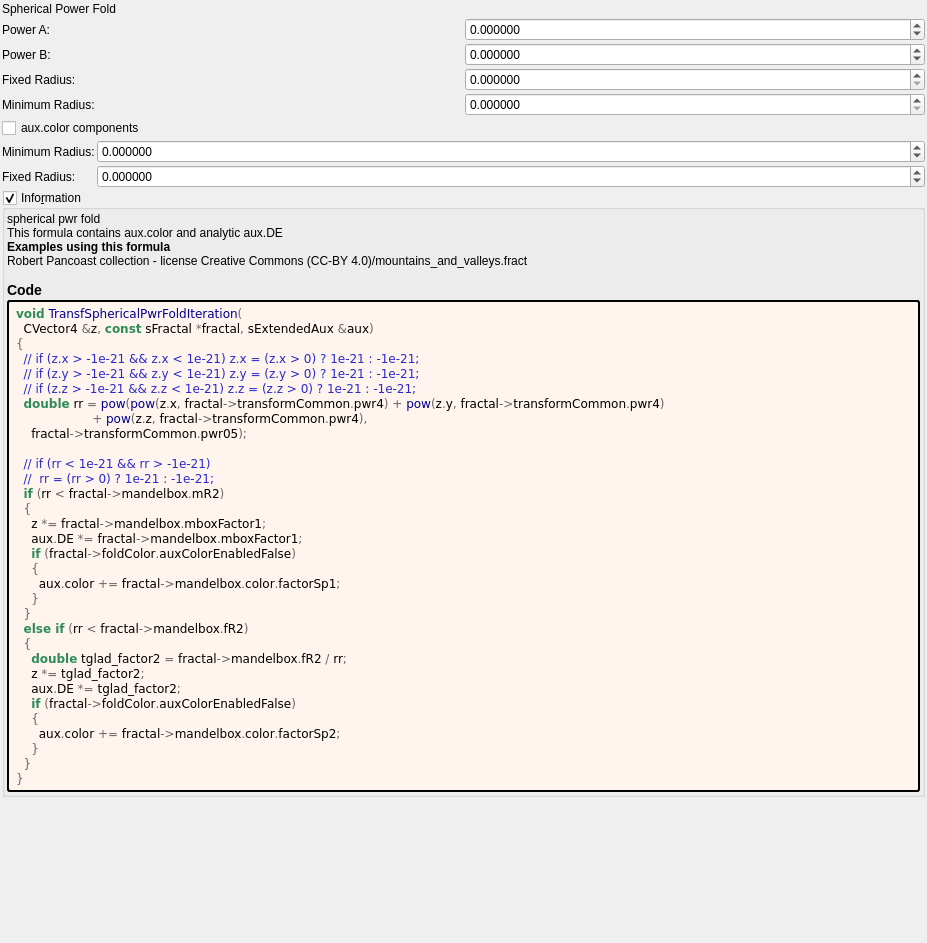
The window that mandelbulber2/formula/ui/transf_spherical_pwr_fold.ui (irinox-ctrl/mandelbulber2) describes before a commit, drawn with Qt 5.
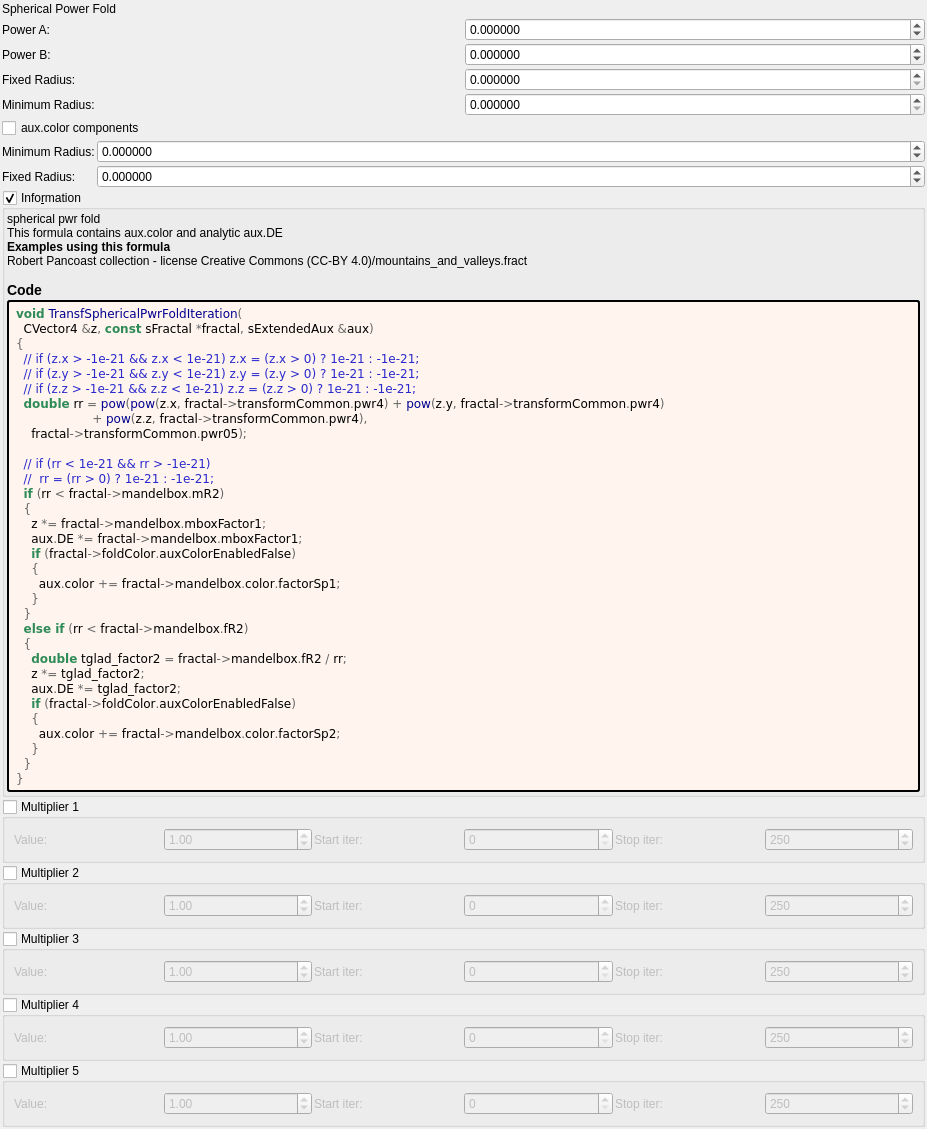
The same window after the commit. Custom widgets are drawn as their Qt base class.

Commit message:
feat: add 5 general-purpose multipliers to all 1007 fractal formulas
Each multiplier has:
- Checkbox (OFF by default)
- Value spinbox (default 1.0, range -100 to 100)
- Iteration start/stop range

Logic: z *= value; DE *= |value|;

Uses existing transformCommon parameters:
- Checkboxes: functionEnabledBx/By/Bz/Bw/CzFalse
- Values: scale4/5/6/8/16
- Ranges: startIterationsB-F/stopIterationsB-F

Modified 1007 .cpp (CPU), 1006 .cl (GPU), 1023 .ui files.
Both source (formula/) and deploy (deploy/share/) copies updated.

```diff
--- a/mandelbulber2/formula/ui/transf_spherical_pwr_fold.ui
+++ b/mandelbulber2/formula/ui/transf_spherical_pwr_fold.ui
@@ -368,6 +368,192 @@
      </layout>
     </widget>
    </item>
+   <item>
+    <widget class="MyGroupBox" name="groupCheck_transf_function_enabledBx_false">
+     <property name="title"><string>Multiplier 1</string></property>
+     <property name="checkable"><bool>true</bool></property>
+     <property name="checked"><bool>false</bool></property>
+     <layout class="QGridLayout" name="gridLayout_mult1">
+      <property name="spacing"><number>2</number></property>
+      <item row="0" column="0">
+       <widget class="QLabel"><property name="text"><string>Value:</string></property></widget>
+      </item>
+      <item row="0" column="1">
+       <widget class="MyDoubleSpinBox" name="spinbox_transf_scale_4">
+        <property name="minimum"><double>-100.0</double></property><property name="maximum"><double>100.0</double></property>
+        <property name="singleStep"><double>0.01</double></property><property name="value"><double>1.0</double></property>
+       </widget>
+      </item>
+      <item row="0" column="2">
+       <widget class="QLabel"><property name="text"><string>Start iter:</string></property></widget>
+      </item>
+      <item row="0" column="3">
+       <widget class="MySpinBox" name="spinboxInt_transf_start_iterations_B">
+        <property name="minimum"><number>0</number></property><property name="maximum"><number>10000</number></property>
+        <property name="value"><number>0</number></property>
+       </widget>
+      </item>
+      <item row="0" column="4">
+       <widget class="QLabel"><property name="text"><string>Stop iter:</string></property></widget>
+      </item>
+      <item row="0" column="5">
+       <widget class="MySpinBox" name="spinboxInt_transf_stop_iterations_B">
+        <property name="minimum"><number>0</number></property><property name="maximum"><number>10000</number></property>
+        <property name="value"><number>250</number></property>
+       </widget>
+      </item>
+     </layout>
+    </widget>
+   </item>
+   <item>
+    <widget class="MyGroupBox" name="groupCheck_transf_function_enabledBy_false">
+     <property name="title"><string>Multiplier 2</string></property>
+     <property name="checkable"><bool>true</bool></property>
+     <property name="checked"><bool>false</bool></property>
+     <layout class="QGridLayout" name="gridLayout_mult2">
+      <property name="spacing"><number>2</number></property>
+      <item row="0" column="0">
+       <widget class="QLabel"><property name="text"><string>Value:</string></property></widget>
+      </item>
+      <item row="0" column="1">
+       <widget class="MyDoubleSpinBox" name="spinbox_transf_scale_5">
+        <property name="minimum"><double>-100.0</double></property><property name="maximum"><double>100.0</double></property>
+        <property name="singleStep"><double>0.01</double></property><property name="value"><double>1.0</double></property>
+       </widget>
+      </item>
+      <item row="0" column="2">
+       <widget class="QLabel"><property name="text"><string>Start iter:</string></property></widget>
+      </item>
+      <item row="0" column="3">
+       <widget class="MySpinBox" name="spinboxInt_transf_start_iterations_C">
+        <property name="minimum"><number>0</number></property><property name="maximum"><number>10000</number></property>
+        <property name="value"><number>0</number></property>
+       </widget>
+      </item>
+      <item row="0" column="4">
+       <widget class="QLabel"><property name="text"><string>Stop iter:</string></property></widget>
+      </item>
+      <item row="0" column="5">
+       <widget class="MySpinBox" name="spinboxInt_transf_stop_iterations_C">
+        <property name="minimum"><number>0</number></property><property name="maximum"><number>10000</number></property>
+        <property name="value"><number>250</number></property>
+       </widget>
+      </item>
+     </layout>
+    </widget>
+   </item>
+   <item>
+    <widget class="MyGroupBox" name="groupCheck_transf_function_enabledBz_false">
+     <property name="title"><string>Multiplier 3</string></property>
+     <property name="checkable"><bool>true</bool></property>
+     <property name="checked"><bool>false</bool></property>
+     <layout class="QGridLayout" name="gridLayout_mult3">
+      <property name="spacing"><number>2</number></property>
+      <item row="0" column="0">
+       <widget class="QLabel"><property name="text"><string>Value:</string></property></widget>
+      </item>
+      <item row="0" column="1">
+       <widget class="MyDoubleSpinBox" name="spinbox_transf_scale_6">
+        <property name="minimum"><double>-100.0</double></property><property name="maximum"><double>100.0</double></property>
+        <property name="singleStep"><double>0.01</double></property><property name="value"><double>1.0</double></property>
+       </widget>
+      </item>
+      <item row="0" column="2">
+       <widget class="QLabel"><property name="text"><string>Start iter:</string></property></widget>
+      </item>
+      <item row="0" column="3">
+       <widget class="MySpinBox" name="spinboxInt_transf_start_iterations_D">
+        <property name="minimum"><number>0</number></property><property name="maximum"><number>10000</number></property>
+        <property name="value"><number>0</number></property>
+       </widget>
+      </item>
+      <item row="0" column="4">
+       <widget class="QLabel"><property name="text"><string>Stop iter:</string></property></widget>
+      </item>
+      <item row="0" column="5">
+       <widget class="MySpinBox" name="spinboxInt_transf_stop_iterations_D">
+        <property name="minimum"><number>0</number></property><property name="maximum"><number>10000</number></property>
+        <property name="value"><number>250</number></property>
+       </widget>
+      </item>
+     </layout>
+    </widget>
+   </item>
+   <item>
+    <widget class="MyGroupBox" name="groupCheck_transf_function_enabledBw_false">
+     <property name="title"><string>Multiplier 4</string></property>
+     <property name="checkable"><bool>true</bool></property>
+     <property name="checked"><bool>false</bool></property>
+     <layout class="QGridLayout" name="gridLayout_mult4">
+      <property name="spacing"><number>2</number></property>
+      <item row="0" column="0">
+       <widget class="QLabel"><property name="text"><string>Value:</string></property></widget>
+      </item>
+      <item row="0" column="1">
+       <widget class="MyDoubleSpinBox" name="spinbox_transf_scale_8">
+        <property name="minimum"><double>-100.0</double></property><property name="maximum"><double>100.0</double></property>
+        <property name="singleStep"><double>0.01</double></property><property name="value"><double>1.0</double></property>
+       </widget>
+      </item>
+      <item row="0" column="2">
+       <widget class="QLabel"><property name="text"><string>Start iter:</string></property></widget>
+      </item>
+      <item row="0" column="3">
+       <widget class="MySpinBox" name="spinboxInt_transf_start_iterations_E">
+        <property name="minimum"><number>0</number></property><property name="maximum"><number>10000</number></property>
+        <property name="value"><number>0</number></property>
+       </widget>
+      </item>
+      <item row="0" column="4">
+       <widget class="QLabel"><property name="text"><string>Stop iter:</string></property></widget>
+      </item>
+      <item row="0" column="5">
+       <widget class="MySpinBox" name="spinboxInt_transf_stop_iterations_E">
+        <property name="minimum"><number>0</number></property><property name="maximum"><number>10000</number></property>
+        <property name="value"><number>250</number></property>
+       </widget>
+      </item>
+     </layout>
+    </widget>
+   </item>
+   <item>
+    <widget class="MyGroupBox" name="groupCheck_transf_function_enabledCz_false">
+     <property name="title"><string>Multiplier 5</string></property>
+     <property name="checkable"><bool>true</bool></property>
+     <property name="checked"><bool>false</bool></property>
+     <layout class="QGridLayout" name="gridLayout_mult5">
+      <property name="spacing"><number>2</number></property>
+      <item row="0" column="0">
+       <widget class="QLabel"><property name="text"><string>Value:</string></property></widget>
+      </item>
+      <item row="0" column="1">
+       <widget class="MyDoubleSpinBox" name="spinbox_transf_scale_16">
+        <property name="minimum"><double>-100.0</double></property><property name="maximum"><double>100.0</double></property>
+        <property name="singleStep"><double>0.01</double></property><property name="value"><double>1.0</double></property>
+       </widget>
+      </item>
+      <item row="0" column="2">
+       <widget class="QLabel"><property name="text"><string>Start iter:</string></property></widget>
+      </item>
+      <item row="0" column="3">
+       <widget class="MySpinBox" name="spinboxInt_transf_start_iterations_F">
+        <property name="minimum"><number>0</number></property><property name="maximum"><number>10000</number></property>
+        <property name="value"><number>0</number></property>
+       </widget>
+      </item>
+      <item row="0" column="4">
+       <widget class="QLabel"><property name="text"><string>Stop iter:</string></property></widget>
+      </item>
+      <item row="0" column="5">
+       <widget class="MySpinBox" name="spinboxInt_transf_stop_iterations_F">
+        <property name="minimum"><number>0</number></property><property name="maximum"><number>10000</number></property>
+        <property name="value"><number>250</number></property>
+       </widget>
+      </item>
+     </layout>
+    </widget>
+   </item>
+
    <item>
     <spacer name="verticalSpacer">
      <property name="orientation">
@@ -400,6 +586,11 @@
    <extends>QCheckBox</extends>
    <header>my_check_box.h</header>
   </customwidget>
+   <customwidget>
+   <class>MySpinBox</class>
+   <extends>QSpinBox</extends>
+   <header>my_spin_box.h</header>
+  </customwidget>
  </customwidgets>
  <tabstops>
   <tabstop>spinbox_transf_pwr_4</tabstop>
```
The commit also changes 3972 other files.
